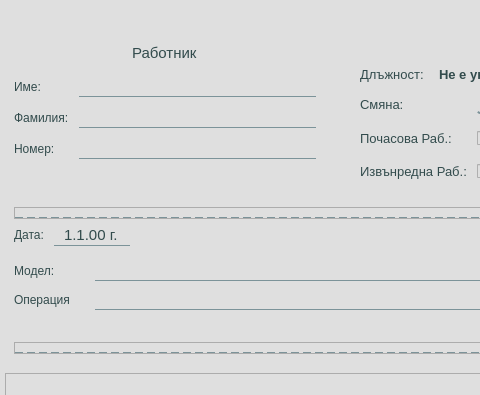
Before: the Qt Designer form app/ui/widgets/customTimePapersWidget.ui in DevilPhp/WorkSalary.v01, drawn with Qt 5; both pictures show x 0 to 480 and y 0 to 395 of the 1173 by 915 pixel window.
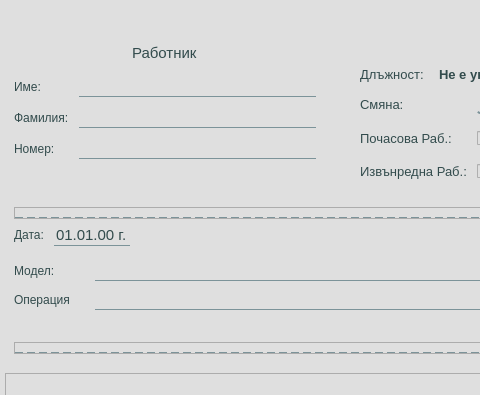
After: the same form once the commit is applied. Icons and pictures are not drawn.

Patch:
```diff
--- a/app/ui/widgets/customTimePapersWidget.ui
+++ b/app/ui/widgets/customTimePapersWidget.ui
@@ -1115,11 +1115,11 @@
                 <second>0</second>
                 <year>1990</year>
                 <month>9</month>
-                <day>9</day>
+                <day>8</day>
                </datetime>
               </property>
               <property name="displayFormat">
-               <string>d.M.yy 'г.'</string>
+               <string>dd.MM.yy 'г.'</string>
               </property>
              </widget>
             </item>
```
